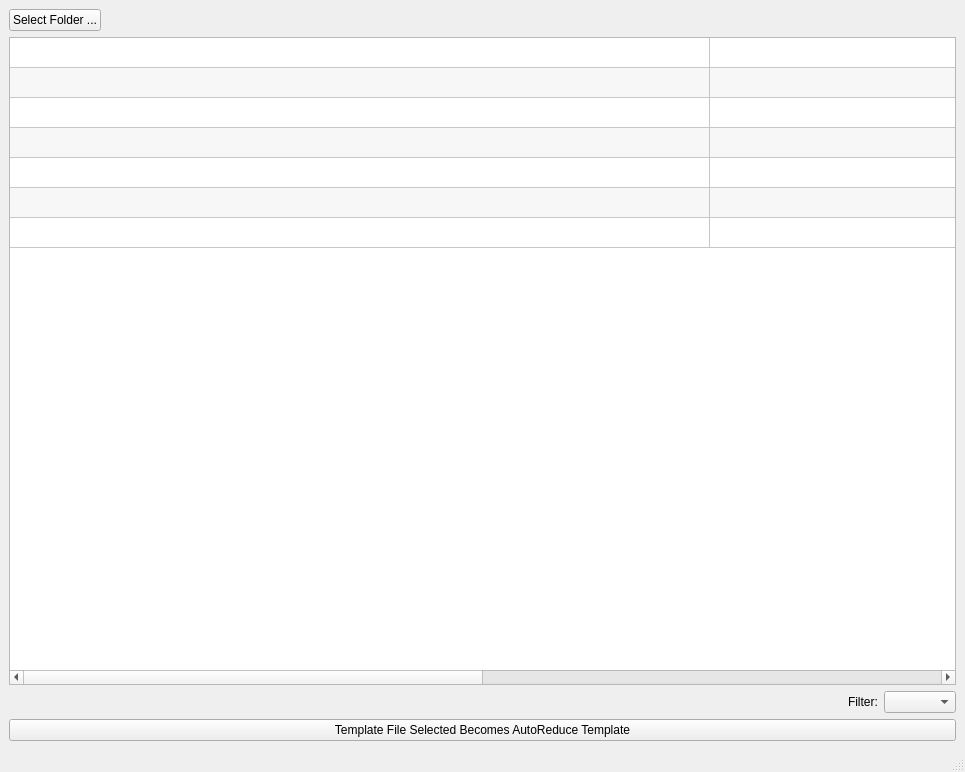
Old version of the form designer/template_management.ui in the repository neutrons/RefRed.
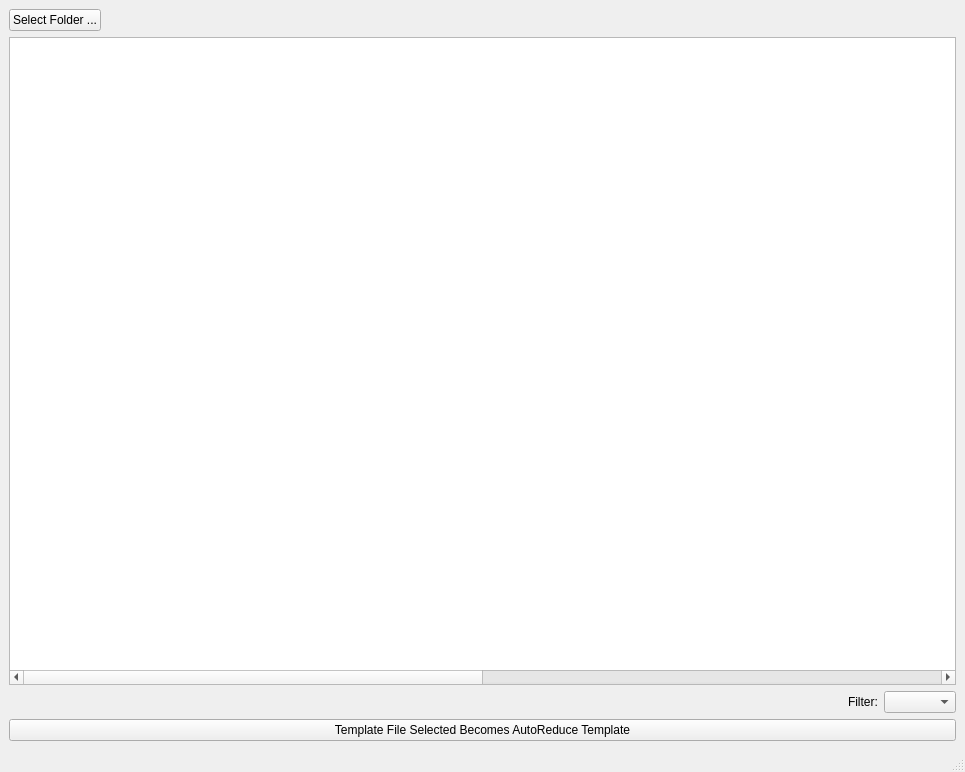
New version of the form.

Commit message: Preview of templates works

```diff
--- a/designer/template_management.ui
+++ b/designer/template_management.ui
@@ -68,41 +68,6 @@
       <attribute name="horizontalHeaderDefaultSectionSize">
        <number>700</number>
       </attribute>
-      <row>
-       <property name="text">
-        <string>New Row</string>
-       </property>
-      </row>
-      <row>
-       <property name="text">
-        <string>New Row</string>
-       </property>
-      </row>
-      <row>
-       <property name="text">
-        <string>New Row</string>
-       </property>
-      </row>
-      <row>
-       <property name="text">
-        <string>New Row</string>
-       </property>
-      </row>
-      <row>
-       <property name="text">
-        <string>New Row</string>
-       </property>
-      </row>
-      <row>
-       <property name="text">
-        <string>New Row</string>
-       </property>
-      </row>
-      <row>
-       <property name="text">
-        <string>New Row</string>
-       </property>
-      </row>
       <column>
        <property name="text">
         <string>New Column</string>
```
Left out of the diff: 6 changed lines with no effect on the pictures. The commit also changes 26 other files.
